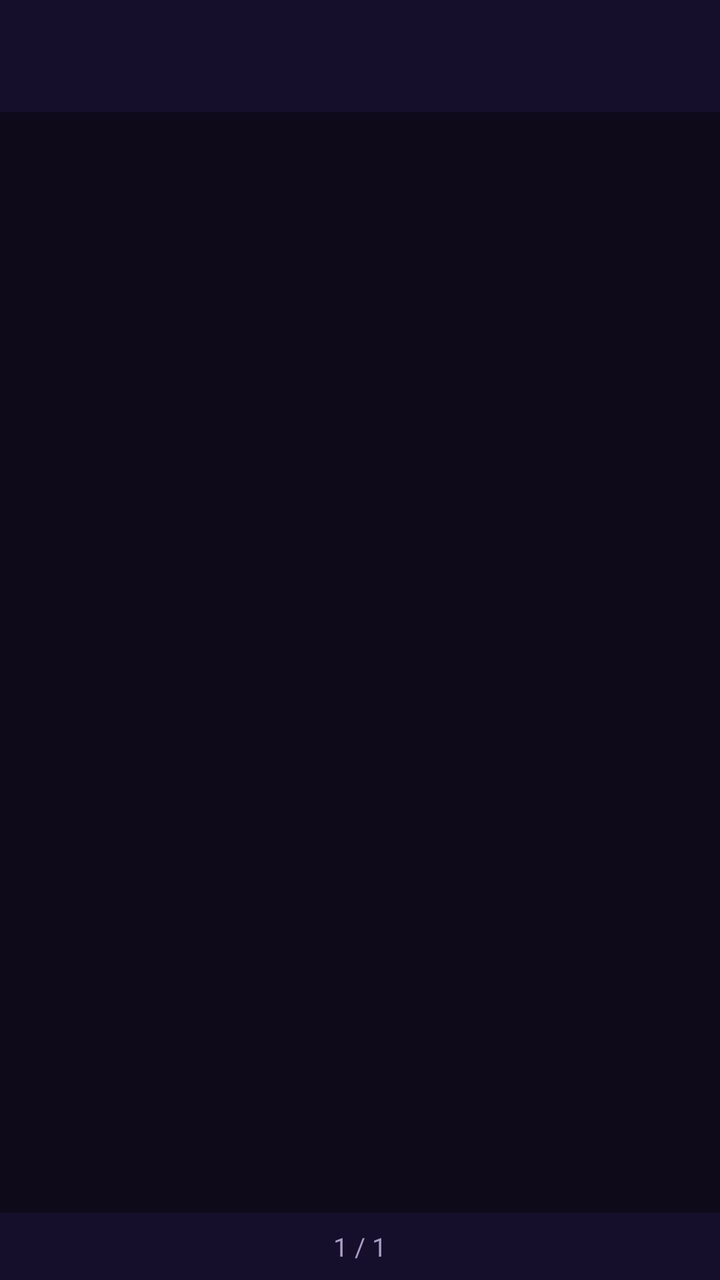
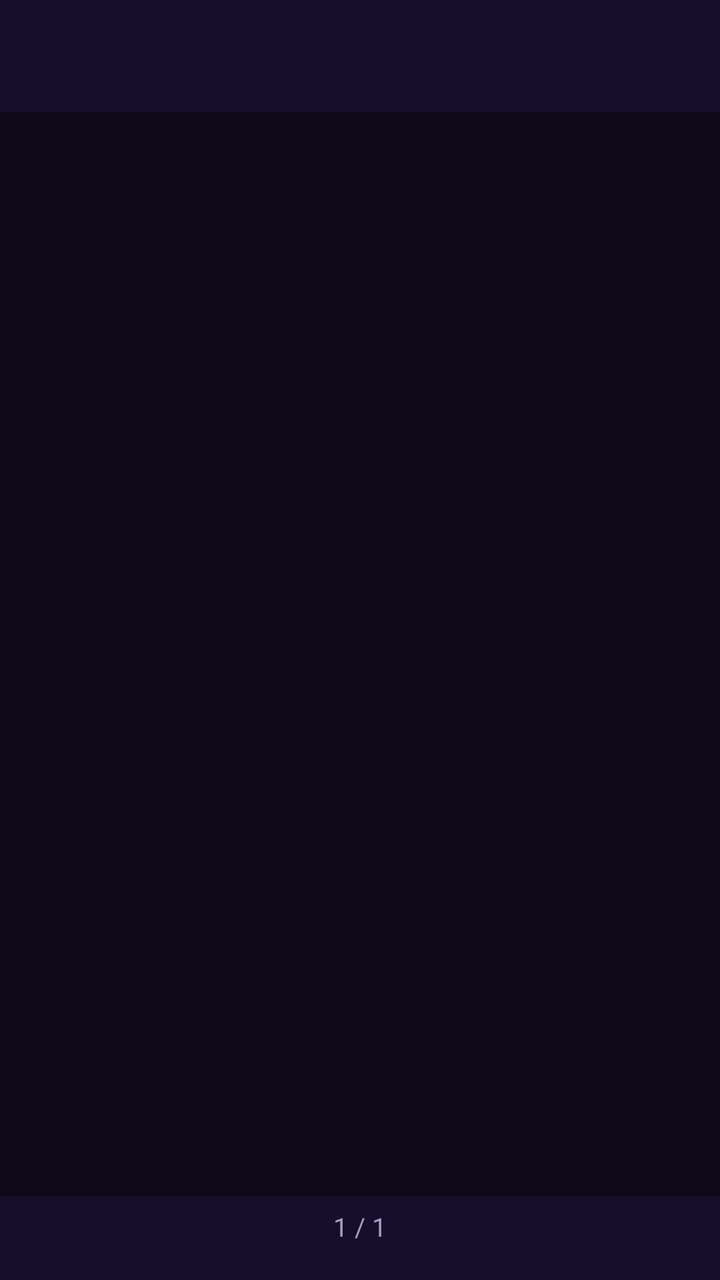

Compare the two renders of this Android layout. The source of the first and the diff that turns it into the second are given below.
<!-- AndroidManifest.xml: application theme Theme.MakrydenDocs -->
<!-- res/layout/activity_pdf_viewer.xml -->
<?xml version="1.0" encoding="utf-8"?>
<LinearLayout xmlns:android="http://schemas.android.com/apk/res/android"
    xmlns:app="http://schemas.android.com/apk/res-auto"
    android:layout_width="match_parent"
    android:layout_height="match_parent"
    android:orientation="vertical"
    android:background="@color/sb_night">

    <androidx.appcompat.widget.Toolbar
        android:id="@+id/toolbar"
        android:layout_width="match_parent"
        android:layout_height="?attr/actionBarSize"
        android:background="@color/sb_deep"
        app:titleTextColor="@color/sb_gold"
        app:popupTheme="@style/ThemeOverlay.AppCompat.Dark" />

    <FrameLayout
        android:layout_width="match_parent"
        android:layout_height="0dp"
        android:layout_weight="1">

        <androidx.viewpager2.widget.ViewPager2
            android:id="@+id/view_pager"
            android:layout_width="match_parent"
            android:layout_height="match_parent" />

        <ProgressBar
            android:id="@+id/progress"
            android:layout_width="wrap_content"
            android:layout_height="wrap_content"
            android:layout_gravity="center"
            android:visibility="gone" />

    </FrameLayout>

    <TextView
        android:id="@+id/page_indicator"
        android:layout_width="match_parent"
        android:layout_height="wrap_content"
        android:background="@color/sb_deep"
        android:textColor="@color/sb_dim"
        android:textSize="13sp"
        android:gravity="center"
        android:padding="8dp"
        android:text="1 / 1" />

</LinearLayout>
<!-- resources referenced by this layout -->
<resources>
  <color name="sb_deep">#160F2B</color>
  <color name="sb_dim">#A79DC4</color>
  <color name="sb_gold">#E8C266</color>
  <color name="sb_night">#0E0A1A</color>
  <style name="Theme.MakrydenDocs" parent="Theme.AppCompat.NoActionBar">
          <item name="android:statusBarColor">@color/sb_deep</item>
          <item name="android:navigationBarColor">@color/sb_deep</item>
          <item name="android:windowBackground">@color/sb_deep</item>
      </style>
</resources>

<!-- the commit's change to res/layout/activity_pdf_viewer.xml (unified diff, before → after) -->
@@ -41,7 +41,47 @@
         android:textColor="@color/sb_dim"
         android:textSize="13sp"
         android:gravity="center"
-        android:padding="8dp"
+        android:paddingTop="6dp"
+        android:paddingBottom="2dp"
         android:text="1 / 1" />
 
+    
+    <HorizontalScrollView
+        android:layout_width="match_parent"
+        android:layout_height="wrap_content"
+        android:background="@color/sb_deep"
+        android:scrollbars="none">
+
+        <LinearLayout
+            android:id="@+id/annot_bar"
+            android:layout_width="wrap_content"
+            android:layout_height="wrap_content"
+            android:orientation="horizontal"
+            android:gravity="center_vertical"
+            android:paddingStart="8dp"
+            android:paddingEnd="8dp"
+            android:paddingTop="4dp"
+            android:paddingBottom="4dp" />
+
+    </HorizontalScrollView>
+
+    
+    <HorizontalScrollView
+        android:layout_width="match_parent"
+        android:layout_height="wrap_content"
+        android:background="@color/sb_deep"
+        android:scrollbars="none">
+
+        <LinearLayout
+            android:id="@+id/color_row"
+            android:layout_width="wrap_content"
+            android:layout_height="wrap_content"
+            android:orientation="horizontal"
+            android:gravity="center_vertical"
+            android:paddingStart="12dp"
+            android:paddingEnd="12dp"
+            android:paddingBottom="8dp" />
+
+    </HorizontalScrollView>
+
 </LinearLayout>
